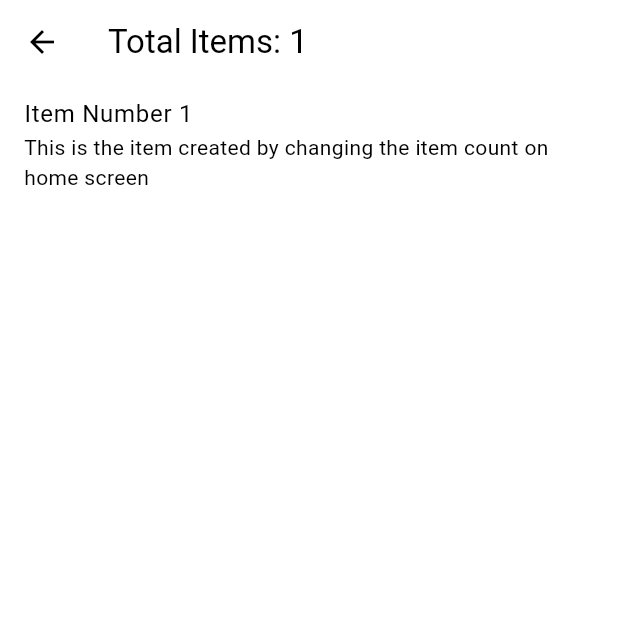
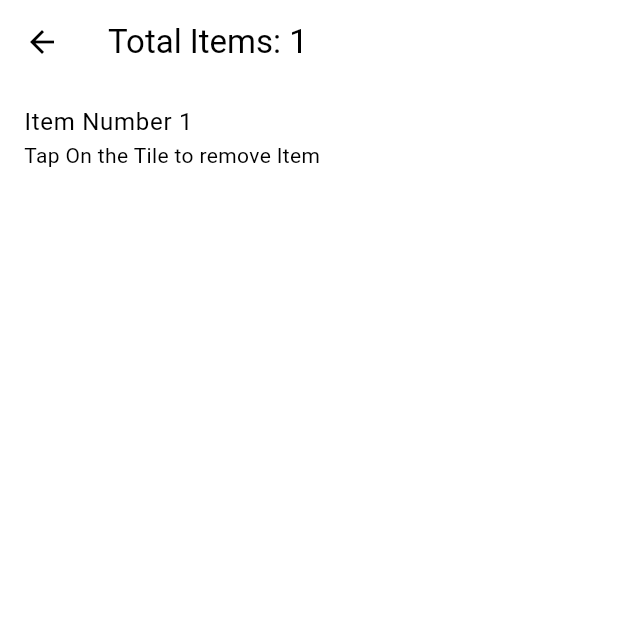
Before and after one commit to bhawesh2002/theme_explorer, a Flutter app: the screen it shows after launch, after a tap on the "add" icon, after a tap on the "list" icon, on a phone screen of 412 x 824 dp, the top half of it. Run offline on Flutter 3.47's test engine with Material 3 defaults, Android fonts, the light colour scheme and no system bars.

Commit message:
feat: Update second_screen.dart to decrement item count on tile tap

```diff
--- a/lib/screens/second_screen.dart
+++ b/lib/screens/second_screen.dart
@@ -18,9 +18,11 @@ class SecondScreen extends StatelessWidget {
             itemCount: itemsProvider.items,
             itemBuilder: (context, index) {
               return ListTile(
+                onTap: () {
+                  context.read<ItemsProvider>().decrementItems();
+                },
                 title: Text("Item Number ${index + 1}"),
-                subtitle: const Text(
-                    "This is the item created by changing the item count on home screen"),
+                subtitle: const Text("Tap On the Tile to remove Item"),
               );
             },
           );
```
